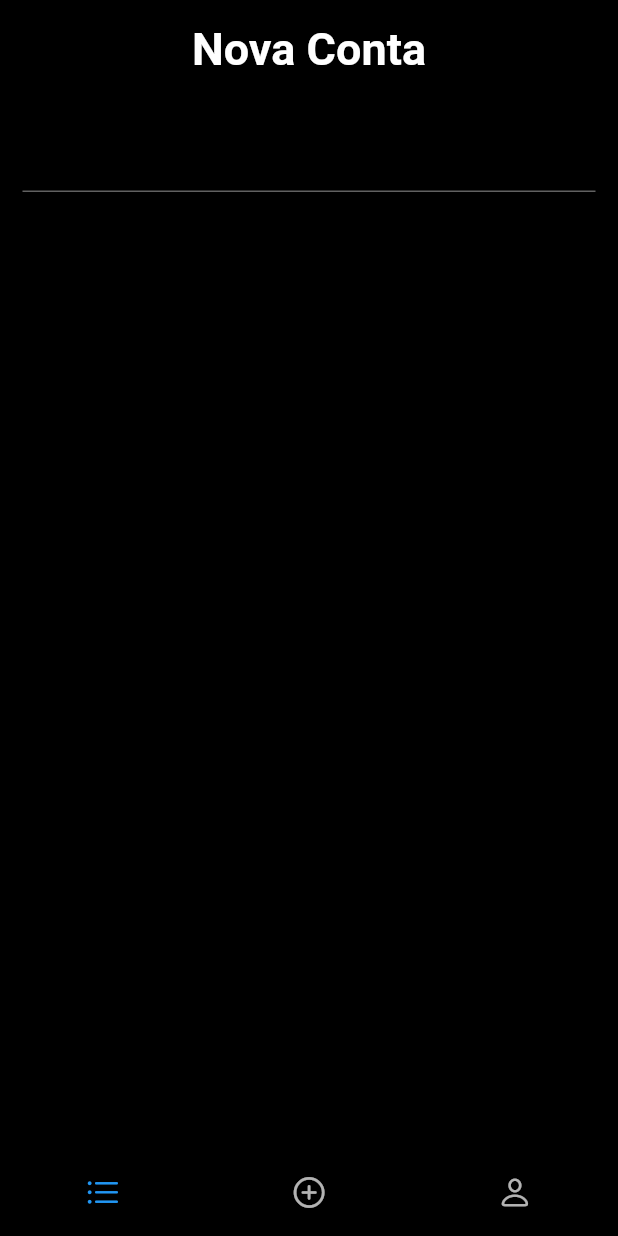
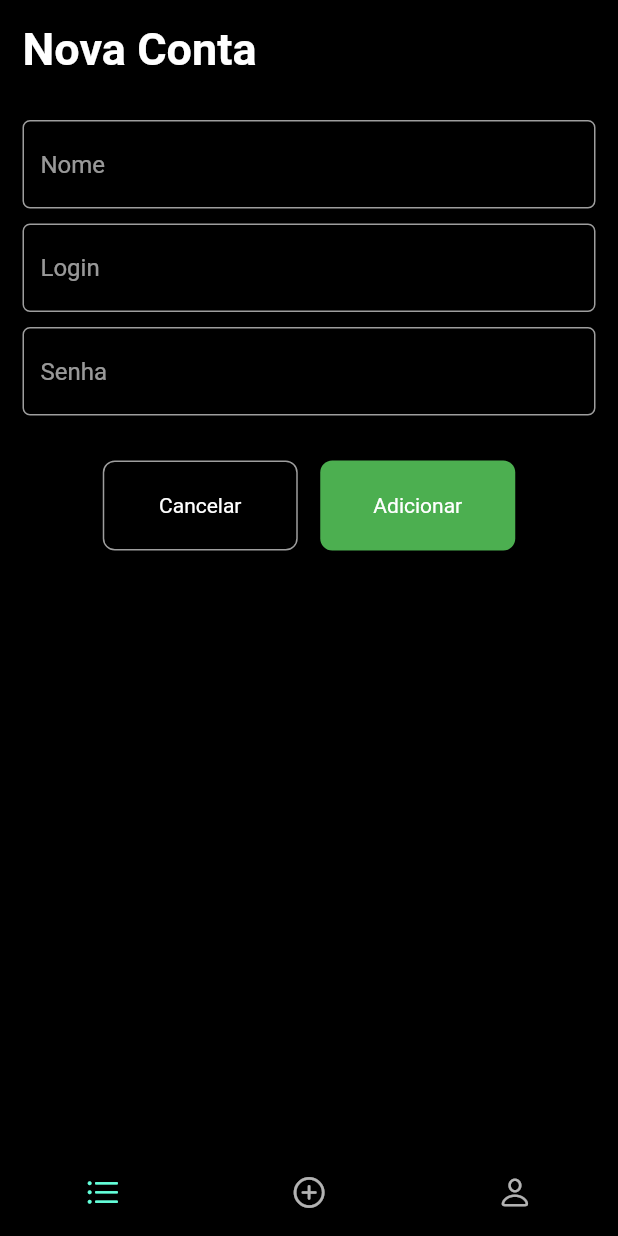
Before and after one commit to matheusgalvao1/app-totalpass, a Flutter app: the screen it shows after launch, swiped to page 2, on a phone screen of 412 x 824 dp. Run offline on Flutter 3.47's test engine with Material 2 defaults, Android fonts, the light colour scheme and no system bars.

Commit message:
custom field and button

```diff
--- /dev/null
+++ b/lib/components/customButton.dart
@@ -0,0 +1,45 @@
+import 'package:flutter/material.dart';
+
+class CustomButton extends StatelessWidget {
+  CustomButton({
+    required this.text,
+    this.color = Colors.blue,
+    required this.onTap,
+    this.solid = true,
+  });
+
+  bool solid;
+  String text;
+  Color color;
+  Function onTap;
+
+  @override
+  Widget build(BuildContext context) {
+    return InkWell(
+      onTap: () {},
+      child: Container(
+        padding: const EdgeInsets.symmetric(
+          vertical: 15,
+          horizontal: 20,
+        ),
+        constraints: const BoxConstraints(
+          minWidth: 130,
+          minHeight: 60,
+        ),
+        decoration: BoxDecoration(
+          color: solid ? color : Colors.transparent,
+          borderRadius: BorderRadius.circular(8),
+          border: !solid
+              ? Border.all(
+                  color: Colors.grey,
+                  width: 1,
+                )
+              : null,
+        ),
+        child: Center(
+          child: Text(text),
+        ),
+      ),
+    );
+  }
+}
--- /dev/null
+++ b/lib/components/customField.dart
@@ -0,0 +1,29 @@
+import 'package:flutter/material.dart';
+
+class CustomField extends StatelessWidget {
+  CustomField({
+    this.hint = "",
+    this.password = false,
+  });
+
+  String hint;
+  bool password;
+
+  @override
+  Widget build(BuildContext context) {
+    return TextField(
+      obscureText: password,
+      decoration: InputDecoration(
+        hintText: hint,
+        enabledBorder: OutlineInputBorder(
+          borderSide: const BorderSide(width: 1, color: Colors.grey),
+          borderRadius: BorderRadius.circular(5),
+        ),
+        focusedBorder: OutlineInputBorder(
+          borderSide: const BorderSide(width: 3, color: Colors.blue),
+          borderRadius: BorderRadius.circular(5),
+        ),
+      ),
+    );
+  }
+}
--- a/lib/views/add/main.dart
+++ b/lib/views/add/main.dart
@@ -1,5 +1,8 @@
 import 'package:flutter/cupertino.dart';
 import 'package:flutter/material.dart';
+
+import '../../components/customButton.dart';
+import '../../components/customField.dart';
 
 class AddPage extends StatelessWidget {
   const AddPage({Key? key}) : super(key: key);
@@ -12,7 +15,7 @@ class AddPage extends StatelessWidget {
         physics: const BouncingScrollPhysics(),
         children: [
           Row(
-            mainAxisAlignment: MainAxisAlignment.center,
+            //mainAxisAlignment: MainAxisAlignment.center,
             children: const [
               Text(
                 'Nova Conta',
@@ -24,7 +27,35 @@ class AddPage extends StatelessWidget {
             ],
           ),
           const SizedBox(height: 30),
-          TextField(),
+          CustomField(
+            hint: 'Nome',
+          ),
+          const SizedBox(height: 10),
+          CustomField(
+            hint: 'Login',
+          ),
+          const SizedBox(height: 10),
+          CustomField(
+            hint: 'Senha',
+            password: true,
+          ),
+          const SizedBox(height: 30),
+          Row(
+            mainAxisAlignment: MainAxisAlignment.center,
+            children: [
+              CustomButton(
+                onTap: () {},
+                solid: false,
+                text: 'Cancelar',
+              ),
+              const SizedBox(width: 15),
+              CustomButton(
+                onTap: () {},
+                color: Colors.green,
+                text: 'Adicionar',
+              ),
+            ],
+          ),
         ],
       ),
     );
--- a/lib/views/home/navBar.dart
+++ b/lib/views/home/navBar.dart
@@ -15,7 +15,6 @@ class NavBar extends StatelessWidget {
         BottomNavigationBarItem(
           icon: Icon(
             CupertinoIcons.list_bullet,
-            color: Colors.blue,
           ),
           label: '',
         ),
```
